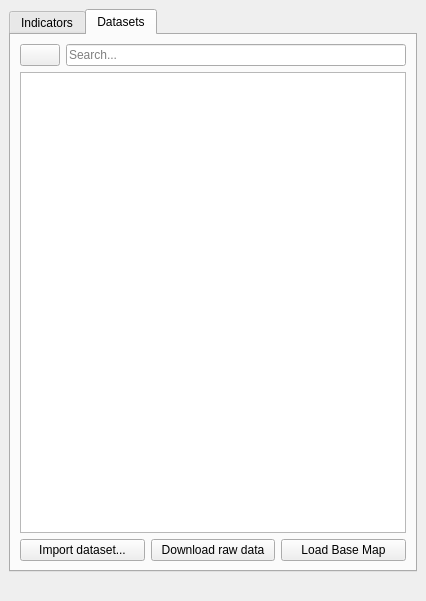
Before: the Qt Designer form LDMP/gui/WidgetMain.ui in ConservationInternational/trends.earth, drawn with Qt 5.
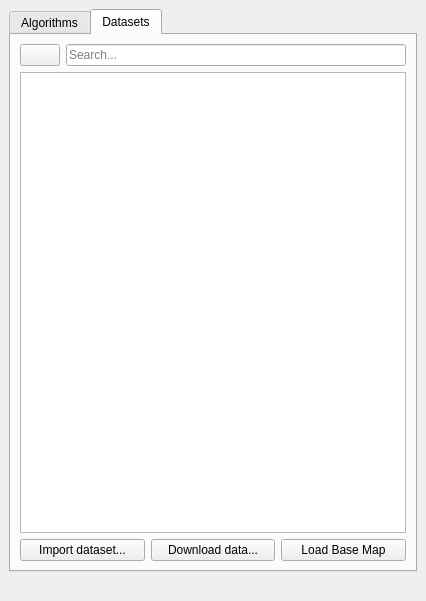
After: the same form once the commit is applied. The open tabs and pages were chosen to show the change. Custom widgets are drawn as their Qt base class.

Commit message: Add stub for LandPKS data downloads

Diff of the .ui file:
```diff
--- a/LDMP/gui/WidgetMain.ui
+++ b/LDMP/gui/WidgetMain.ui
@@ -22,7 +22,7 @@
       </property>
       <widget class="QWidget" name="tab_algorithms">
        <attribute name="title">
-        <string>Indicators</string>
+        <string>Algorithms</string>
        </attribute>
        <layout class="QVBoxLayout" name="verticalLayout_2">
         <item>
@@ -103,7 +103,7 @@
              <string>Download datasets from the official Trends.Earth remote server</string>
             </property>
             <property name="text">
-             <string>Download raw data</string>
+             <string>Download data...</string>
             </property>
            </widget>
           </item>
```
The commit also changes 7 other files.
